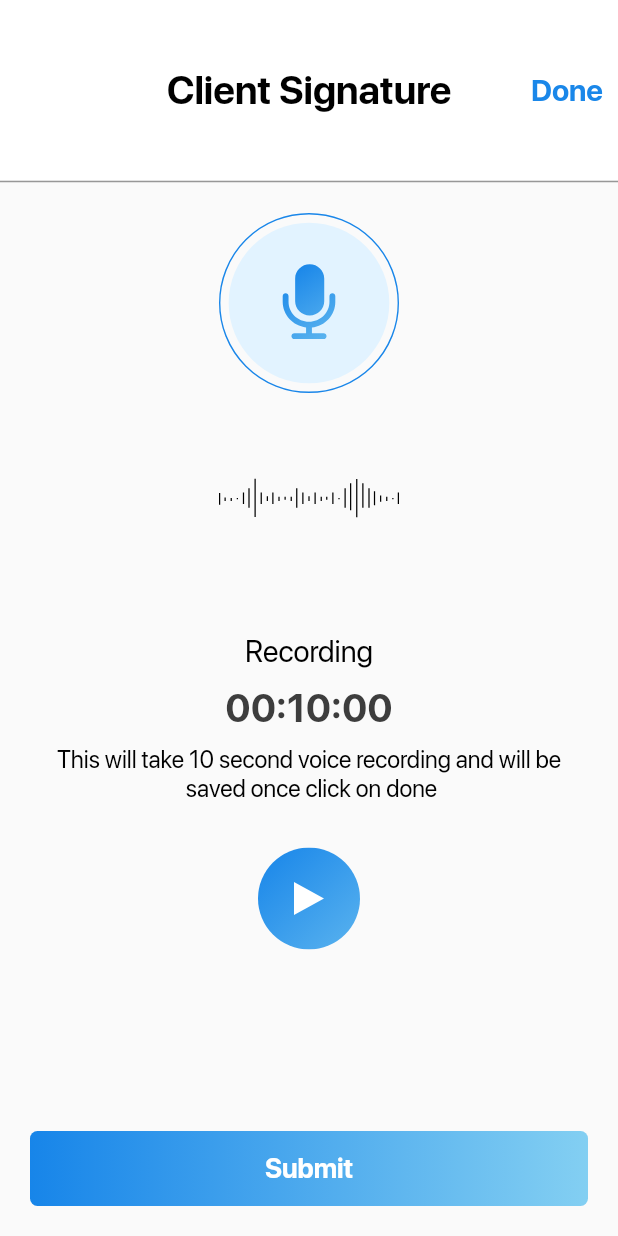
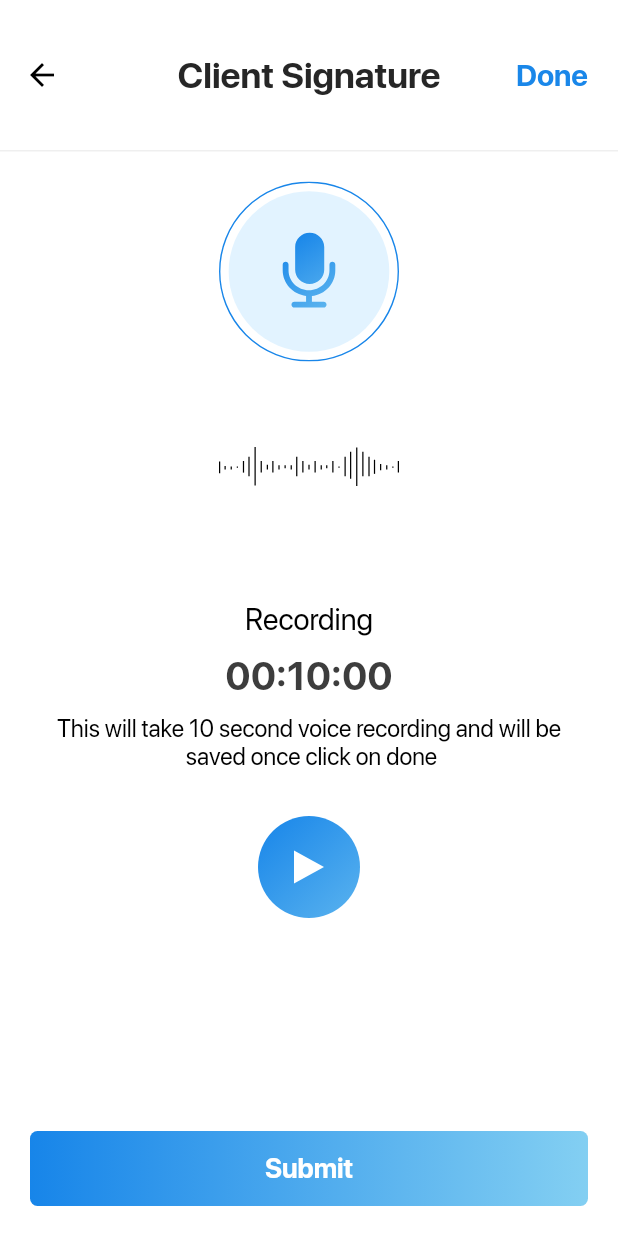
Before and after one commit to AkashMatlani/evv_plus, a Flutter app: the ClientPatientVoiceSignatureScreen screen opened directly, on a phone screen of 412 x 824 dp. Run offline on Flutter 3.47's test engine with Material 2 defaults, Android fonts, the phone set to English and light mode, and no system bars; our stand-ins replace connectivity, flutter_spinkit, flutter_svg, shared_preferences, simple_animations; accounts and stored records are empty.

Commit message:
code modification for screen resolution

```diff
--- a/lib/GeneralUtils/LabelStr.dart
+++ b/lib/GeneralUtils/LabelStr.dart
@@ -75,6 +75,7 @@ class LabelStr {
   static const lblDob= "DOB";
   static const lblGender= "Gender";
   static const lblEmail= "Email";
+  static const lblAppName= "EVV Plus";
 
   static const lblLogout = "Logout";
   static const lblComment = "Comment";
--- a/lib/Ui/CarePlanCommentScreen.dart
+++ b/lib/Ui/CarePlanCommentScreen.dart
@@ -89,7 +89,7 @@ class _CarePlanCommentScreenState extends State<CarePlanCommentScreen> {
                           HexColor("#83cff2")
                         ]),
                         borderRadius: BorderRadius.all(Radius.circular(5))),
-                    child: FlatButton(
+                    child: TextButton(
                       child: Text(LabelStr.lblSubmit,
                           style: AppTheme.boldSFTextStyle().copyWith(fontSize:18, color: Colors.white)),
                       onPressed: () {
@@ -113,7 +113,7 @@ class _CarePlanCommentScreenState extends State<CarePlanCommentScreen> {
                     decoration: BoxDecoration(
                         borderRadius: BorderRadius.all(Radius.circular(5)),
                     color: HexColor("#c1def8")),
-                    child: FlatButton(
+                    child: TextButton(
                       child: Text(LabelStr.lblCancel,
                           style: AppTheme.boldSFTextStyle().copyWith(fontSize:18, color: HexColor("#2b91eb"))),
                       onPressed: () {
--- a/lib/Ui/ChangePwdScreen.dart
+++ b/lib/Ui/ChangePwdScreen.dart
@@ -103,7 +103,7 @@ class _ChangePwdScreenState extends State<ChangePwdScreen> {
                           HexColor("#83cff2")
                         ]),
                         borderRadius: BorderRadius.all(Radius.circular(5))),
-                    child: FlatButton(
+                    child: TextButton(
                       child: Text(LabelStr.lblUpdatePwd,
                           style: AppTheme.boldSFTextStyle().copyWith(color: Colors.white)),
                       onPressed: () {
--- a/lib/Ui/ClientPatientVoiceSignatureScreen.dart
+++ b/lib/Ui/ClientPatientVoiceSignatureScreen.dart
@@ -1,6 +1,7 @@
 import 'package:evv_plus/GeneralUtils/ColorExtension.dart';
 import 'package:evv_plus/GeneralUtils/Constant.dart';
 import 'package:evv_plus/GeneralUtils/LabelStr.dart';
+import 'package:evv_plus/GeneralUtils/ToastUtils.dart';
 import 'package:evv_plus/GeneralUtils/Utils.dart';
 import 'package:evv_plus/Ui/VerificationMenuScreen.dart';
 import 'package:flutter/material.dart';
@@ -18,19 +19,22 @@ class _ClientPatientVoiceSignatureScreenState
   Widget build(BuildContext context) {
     return Scaffold(
         appBar: AppBar(
-          toolbarHeight: 120,
-          elevation: 0,
+            toolbarHeight: 100,
+            elevation: 0.0,
             iconTheme: IconThemeData(
               color: Colors.black, //change your color here
             ),
             centerTitle: true,
-          title: Text(
+            title: Container(
+              child: Text(
                 LabelStr.lblclientSignature,
-            style: AppTheme.boldSFTextStyle()
-                .copyWith(fontSize: 26, color: Colors.black),
+                style: AppTheme.boldSFTextStyle().copyWith(fontSize: 24),
+              ),
             ),
             actions: <Widget>[
               Container(
+                alignment: Alignment.center,
+                margin: EdgeInsets.only(right: 10),
                 padding: EdgeInsets.only(right: 10),
                 child: Center(
                   child: Text(LabelStr.lblDone,
@@ -42,7 +46,12 @@ class _ClientPatientVoiceSignatureScreenState
               )
             ],
             backgroundColor: Colors.white,
-          // ...
+            leading: IconButton(
+                icon: Icon(Icons.arrow_back, color: Colors.black),
+                onPressed: () {
+                  ToastUtils.showToast(
+                      context, "Back press", Colors.blueAccent);
+                })
         ),
         body: LayoutBuilder(
             builder: (BuildContext context, BoxConstraints constraints) {
@@ -53,12 +62,14 @@ class _ClientPatientVoiceSignatureScreenState
                 maxHeight: double.infinity,
               ),
               child: IntrinsicHeight(
+                child: Container(
+                  color: Colors.white,
                   child: Column(
                     children: <Widget>[
-                    Divider(
-                      height: 2,
-                      thickness: 1,
-                      color: Color(0xff979797),
+                      Container(
+                        width: MediaQuery.of(context).size.width,
+                        height: 1,
+                        color: HexColor("#efefef"),
                       ),
                       SizedBox(
                         height: 20,
@@ -114,7 +125,7 @@ class _ClientPatientVoiceSignatureScreenState
                                   ]),
                                   borderRadius:
                                       BorderRadius.all(Radius.circular(5))),
-                            child: FlatButton(
+                              child: TextButton(
                                 child: Text(LabelStr.lblSubmit,
                                     style: AppTheme.boldSFTextStyle().copyWith(
                                         fontSize: 18, color: Colors.white)),
@@ -133,6 +144,7 @@ class _ClientPatientVoiceSignatureScreenState
                   ),
                 ),
               ),
+            ),
           );
         }));
   }
--- a/lib/Ui/CompletedNoteScreen.dart
+++ b/lib/Ui/CompletedNoteScreen.dart
@@ -87,7 +87,7 @@ class _CompletedNoteScreenState extends State<CompletedNoteScreen> {
                             HexColor("#83cff2")
                           ]),
                           borderRadius: BorderRadius.all(Radius.circular(5))),
-                      child: FlatButton(
+                      child: TextButton(
                         child: Text(LabelStr.lblComplete,
                             style: AppTheme.boldSFTextStyle().copyWith(fontSize:18, color: Colors.white)),
                         onPressed: () {
@@ -111,7 +111,7 @@ class _CompletedNoteScreenState extends State<CompletedNoteScreen> {
                       decoration: BoxDecoration(
                           color: HexColor("#c1def8"),
                           borderRadius: BorderRadius.all(Radius.circular(5))),
-                      child: FlatButton(
+                      child: TextButton(
                         child: Text(LabelStr.lblSaveExit,
                             style: AppTheme.boldSFTextStyle().copyWith(fontSize:18, color: HexColor("#2b91eb"))),
                         onPressed: () {
--- a/lib/Ui/CustomVisitMenuScreen.dart
+++ b/lib/Ui/CustomVisitMenuScreen.dart
@@ -79,7 +79,7 @@ class _CustomVisitMenuScreenState extends State<CustomVisitMenuScreen> {
                       gradient: LinearGradient(
                           colors: [HexColor("#1785e9"), HexColor("#83cff2")]),
                       borderRadius: BorderRadius.all(Radius.circular(5))),
-                  child: FlatButton(
+                  child: TextButton(
                     child: Text(LabelStr.lblComplete,
                         style: AppTheme.boldSFTextStyle()
                             .copyWith(fontSize: 18, color: Colors.white)),
@@ -105,7 +105,7 @@ class _CustomVisitMenuScreenState extends State<CustomVisitMenuScreen> {
                   decoration: BoxDecoration(
                       color: HexColor("#c1def8"),
                       borderRadius: BorderRadius.all(Radius.circular(5))),
-                  child: FlatButton(
+                  child: TextButton(
                     child: Text(LabelStr.lblSaveExit,
                         style: AppTheme.boldSFTextStyle().copyWith(
                             fontSize: 18, color: HexColor("#2b91eb"))),
--- a/lib/Ui/DailyLivingTask.dart
+++ b/lib/Ui/DailyLivingTask.dart
@@ -106,7 +106,7 @@ class _DailyLivingTaskState extends State<DailyLivingTask> {
                         HexColor("#83cff2")
                       ]),
                       borderRadius: BorderRadius.all(Radius.circular(5))),
-                  child: FlatButton(
+                  child: TextButton(
                     child: Text(LabelStr.lblSubmit,
                         style: AppTheme.mediumSFTextStyle().copyWith(fontSize:18, color: Colors.white)),
                     onPressed: () {
--- a/lib/Ui/LoginScreen.dart
+++ b/lib/Ui/LoginScreen.dart
@@ -104,7 +104,7 @@ class _LoginScreen extends State<LoginScreen> {
                           HexColor("#83cff2")
                         ]),
                         borderRadius: BorderRadius.all(Radius.circular(5))),
-                    child: FlatButton(
+                    child: TextButton(
                       child: Text(LabelStr.lblLogIn,
                           style: AppTheme.boldSFTextStyle().copyWith(fontSize:18, color: Colors.white)),
                       onPressed: () {
--- a/lib/Ui/PatientCommentScreen.dart
+++ b/lib/Ui/PatientCommentScreen.dart
@@ -89,7 +89,7 @@ class _PatientCommentScreenState extends State<PatientCommentScreen> {
                           HexColor("#83cff2")
                         ]),
                         borderRadius: BorderRadius.all(Radius.circular(5))),
-                    child: FlatButton(
+                    child: TextButton(
                       child: Text(LabelStr.lblSubmit,
                           style: AppTheme.boldSFTextStyle().copyWith(fontSize:18, color: Colors.white)),
                       onPressed: () {
@@ -113,7 +113,7 @@ class _PatientCommentScreenState extends State<PatientCommentScreen> {
                     decoration: BoxDecoration(
                         borderRadius: BorderRadius.all(Radius.circular(5)),
                     color: HexColor("#c1def8")),
-                    child: FlatButton(
+                    child: TextButton(
                       child: Text(LabelStr.lblCancel,
                           style: AppTheme.boldSFTextStyle().copyWith(fontSize:18, color: HexColor("#2b91eb"))),
                       onPressed: () {
--- a/lib/Ui/VerificationMenuScreen.dart
+++ b/lib/Ui/VerificationMenuScreen.dart
@@ -78,7 +78,7 @@ class _VerificationMenuScreenState extends State<VerificationMenuScreen> {
                 gradient: LinearGradient(
                     colors: [HexColor("#1785e9"), HexColor("#83cff2")]),
                 borderRadius: BorderRadius.all(Radius.circular(5))),
-            child: FlatButton(
+            child: TextButton(
               child: Text(LabelStr.lblSubmit,
                   style: AppTheme.boldSFTextStyle()
                       .copyWith(fontSize: 18, color: Colors.white)),
@@ -202,8 +202,7 @@ class _VerificationMenuScreenState extends State<VerificationMenuScreen> {
                     ),
                     Container(
                       width: MediaQuery.of(context).size.width,
-                      child: FlatButton(
-                          height: 51,
+                      child: TextButton(
                           child: Text(LabelStr.lblOk,
                               style: AppTheme.mediumSFTextStyle()
                                   .copyWith(fontSize: 20)),
```
Also changed, not shown: lib/Ui/CarePlanDetailsScreen.dart (+5 -7 lines), lib/Ui/ClientPatientSignScreen.dart (+23 -10 lines), lib/Ui/ForgotPwdScreen.dart (+5 -4 lines), lib/Ui/NotificationScreen.dart (+20 -10 lines), lib/Ui/TaskWithDateDetailsScreen.dart (+7 -4 lines), lib/Ui/UnableToSignInScreen.dart (+24 -14 lines), lib/Ui/VisitVerificationScreen.dart (+21 -12 lines), lib/main.dart (+7 -3 lines). Lines whose indentation alone changed are shown as unchanged.
